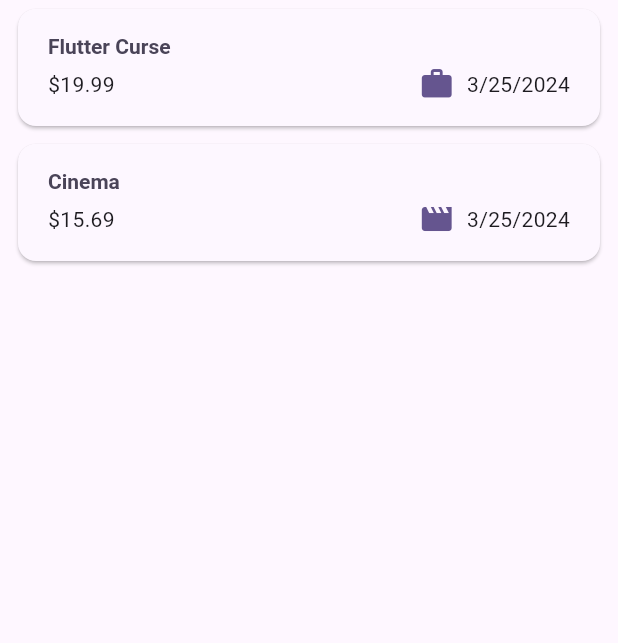
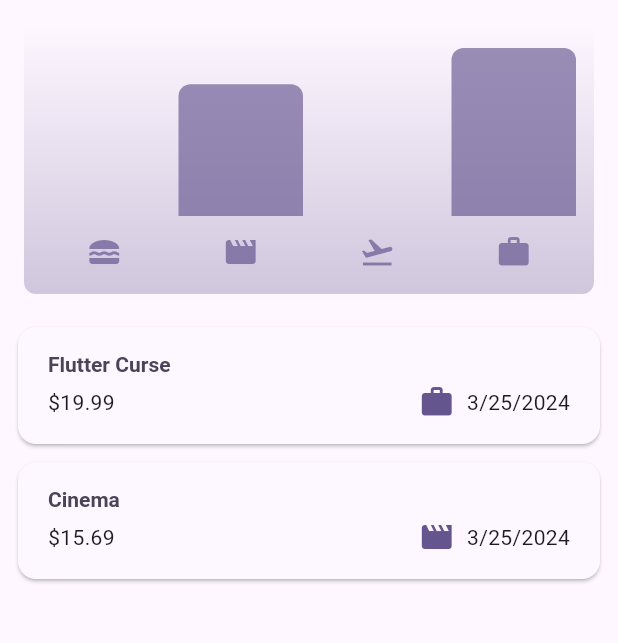
Before and after one commit to Matheus-Doerzbacher/expenses, a Flutter app: the screen it shows after launch, on a phone screen of 412 x 824 dp, the part 84-727 px from its top. Run offline on Flutter 3.47's test engine with Material 3 defaults, Android fonts, the phone set to English and light mode, and no system bars.

Commit message:
Added the bar chart to the project

```diff
--- a/lib/layers/presentation/pages/expense_page.dart
+++ b/lib/layers/presentation/pages/expense_page.dart
@@ -1,4 +1,5 @@
 import 'package:expenses/layers/domain/entities/expense_entity.dart';
+import 'package:expenses/layers/presentation/widgets/chart/chart_widget.dart';
 import 'package:expenses/layers/presentation/widgets/expenses_list/expenses_list_widget.dart';
 import 'package:expenses/layers/presentation/widgets/new_expense/new_expense_widget.dart';
 import 'package:flutter/material.dart';
@@ -95,6 +96,7 @@ class _ExpensePageState extends State<ExpensePage> {
       ),
       body: Column(
         children: [
+          ChartWidget(expenses: expensesMock),
           // Toolbar with the Add button => ROW()
           Expanded(
             child: mainContent,
--- /dev/null
+++ b/lib/layers/presentation/widgets/chart/chart_bar_widget.dart
@@ -0,0 +1,34 @@
+import 'package:flutter/material.dart';
+
+class ChartBarWidget extends StatelessWidget {
+  const ChartBarWidget({
+    super.key,
+    required this.fill,
+  });
+
+  final double fill;
+
+  @override
+  Widget build(BuildContext context) {
+    final isDarkMode =
+        MediaQuery.of(context).platformBrightness == Brightness.dark;
+    return Expanded(
+      child: Padding(
+        padding: const EdgeInsets.symmetric(horizontal: 4),
+        child: FractionallySizedBox(
+          heightFactor: fill,
+          child: DecoratedBox(
+            decoration: BoxDecoration(
+              shape: BoxShape.rectangle,
+              borderRadius:
+                  const BorderRadius.vertical(top: Radius.circular(8)),
+              color: isDarkMode
+                  ? Theme.of(context).colorScheme.secondary
+                  : Theme.of(context).colorScheme.primary.withOpacity(0.65),
+            ),
+          ),
+        ),
+      ),
+    );
+  }
+}
--- /dev/null
+++ b/lib/layers/presentation/widgets/chart/chart_widget.dart
@@ -0,0 +1,94 @@
+import 'package:expenses/layers/domain/entities/expense_entity.dart';
+import 'package:expenses/layers/presentation/widgets/chart/chart_bar_widget.dart';
+import 'package:flutter/material.dart';
+
+class ChartWidget extends StatelessWidget {
+  const ChartWidget({super.key, required this.expenses});
+
+  final List<ExpenseEntity> expenses;
+
+  List<ExpenseBucketEntity> get buckets {
+    return [
+      ExpenseBucketEntity.forCategory(expenses, CategoryEnum.food),
+      ExpenseBucketEntity.forCategory(expenses, CategoryEnum.leisure),
+      ExpenseBucketEntity.forCategory(expenses, CategoryEnum.travel),
+      ExpenseBucketEntity.forCategory(expenses, CategoryEnum.work),
+    ];
+  }
+
+  double get maxTotalExpense {
+    double maxTotalExpense = 0;
+
+    for (final bucket in buckets) {
+      if (bucket.totalExpenses > maxTotalExpense) {
+        maxTotalExpense = bucket.totalExpenses;
+      }
+    }
+
+    return maxTotalExpense;
+  }
+
+  @override
+  Widget build(BuildContext context) {
+    final isDarkMode =
+        MediaQuery.of(context).platformBrightness == Brightness.dark;
+    return Container(
+      margin: const EdgeInsets.all(16),
+      padding: const EdgeInsets.symmetric(
+        vertical: 16,
+        horizontal: 8,
+      ),
+      width: double.infinity,
+      height: 180,
+      decoration: BoxDecoration(
+        borderRadius: BorderRadius.circular(8),
+        gradient: LinearGradient(
+          colors: [
+            Theme.of(context).colorScheme.primary.withOpacity(0.3),
+            Theme.of(context).colorScheme.primary.withOpacity(0.0)
+          ],
+          begin: Alignment.bottomCenter,
+          end: Alignment.topCenter,
+        ),
+      ),
+      child: Column(
+        children: [
+          Expanded(
+            child: Row(
+              crossAxisAlignment: CrossAxisAlignment.end,
+              children: [
+                for (final bucket in buckets) // alternative to map()
+                  ChartBarWidget(
+                    fill: bucket.totalExpenses == 0
+                        ? 0
+                        : bucket.totalExpenses / maxTotalExpense,
+                  )
+              ],
+            ),
+          ),
+          const SizedBox(height: 12),
+          Row(
+            children: buckets
+                .map(
+                  (bucket) => Expanded(
+                    child: Padding(
+                      padding: const EdgeInsets.symmetric(horizontal: 4),
+                      child: Icon(
+                        categoryIcons[bucket.category],
+                        color: isDarkMode
+                            ? Theme.of(context).colorScheme.secondary
+                            : Theme.of(context)
+                                .colorScheme
+                                .primary
+                                .withOpacity(0.7),
+                      ),
+                    ),
+                  ),
+                )
+                .toList(),
+          )
+        ],
+      ),
+    );
+  }
+}
```
